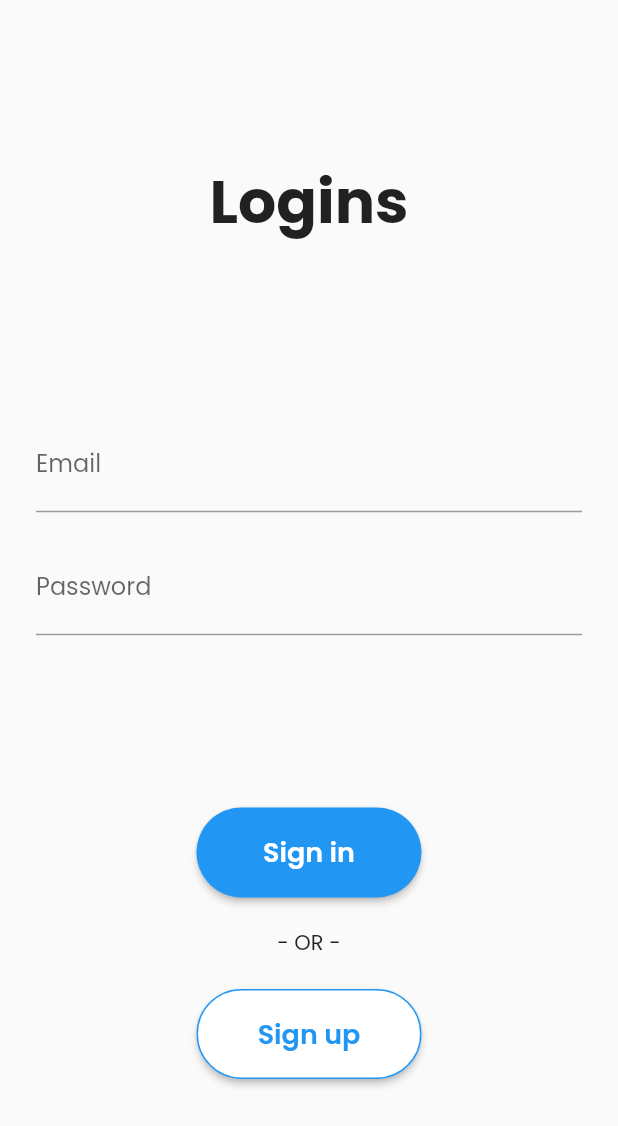
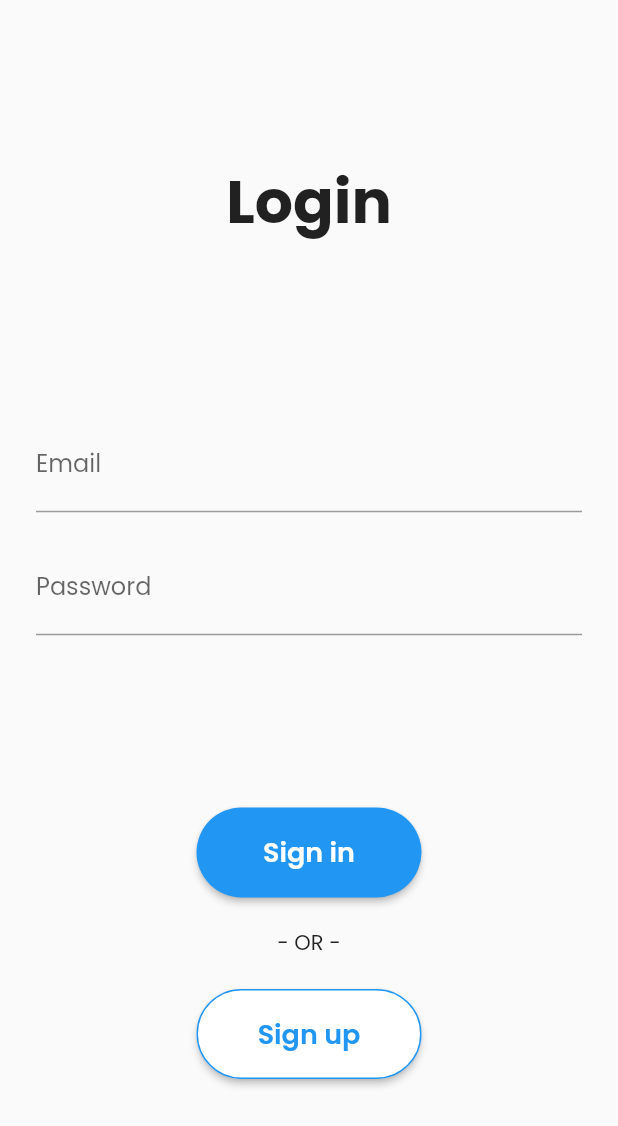
Before and after one commit to davidmpurba/crud_firebase, a Flutter app: the screen it shows after launch, on a phone screen of 412 x 824 dp. Shown: the top 1126 px of the screen. Run offline on Flutter 3.47's test engine with Material 2 defaults, Android fonts, the phone set to English and light mode, and no system bars; our stand-ins replace cloud_firestore, firebase_auth, firebase_core, google_fonts; accounts and stored records are empty.

Commit message:
fix typo

```diff
--- a/lib/modules/login_page.dart
+++ b/lib/modules/login_page.dart
@@ -18,7 +18,7 @@ class LoginPage extends StatelessWidget {
         mainAxisAlignment: MainAxisAlignment.spaceEvenly,
         children: [
           const Text(
-            'Logins',
+            'Login',
             style: TextStyle(fontSize: 40, fontWeight: FontWeight.bold),
           ),
           Column(
```
